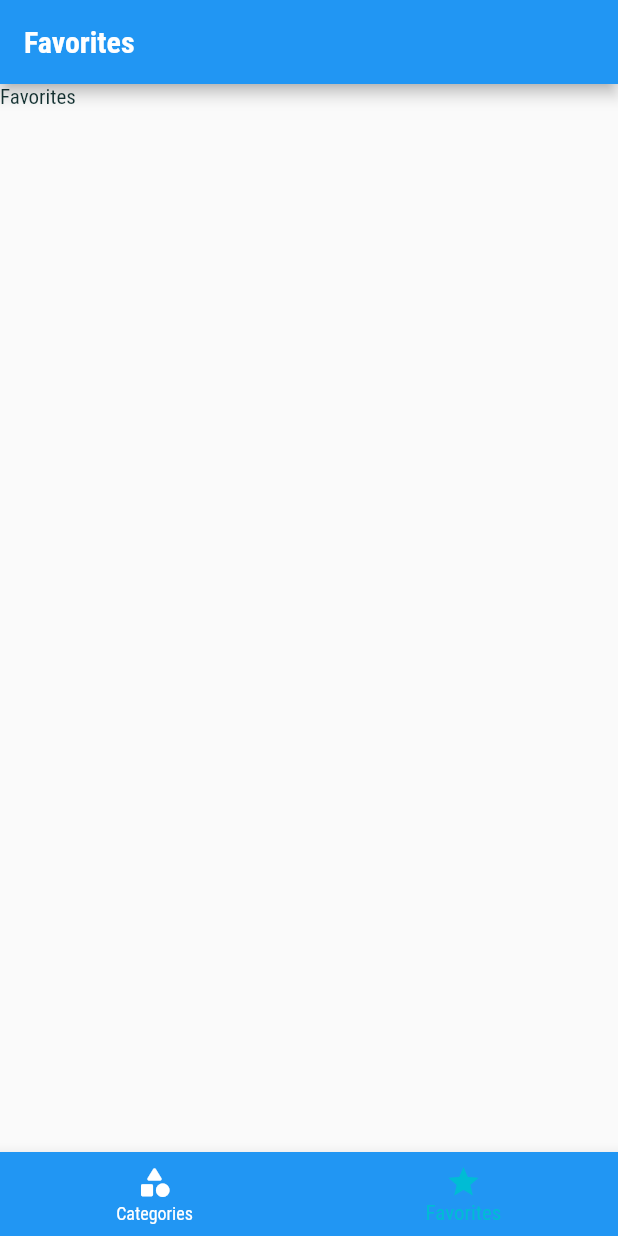
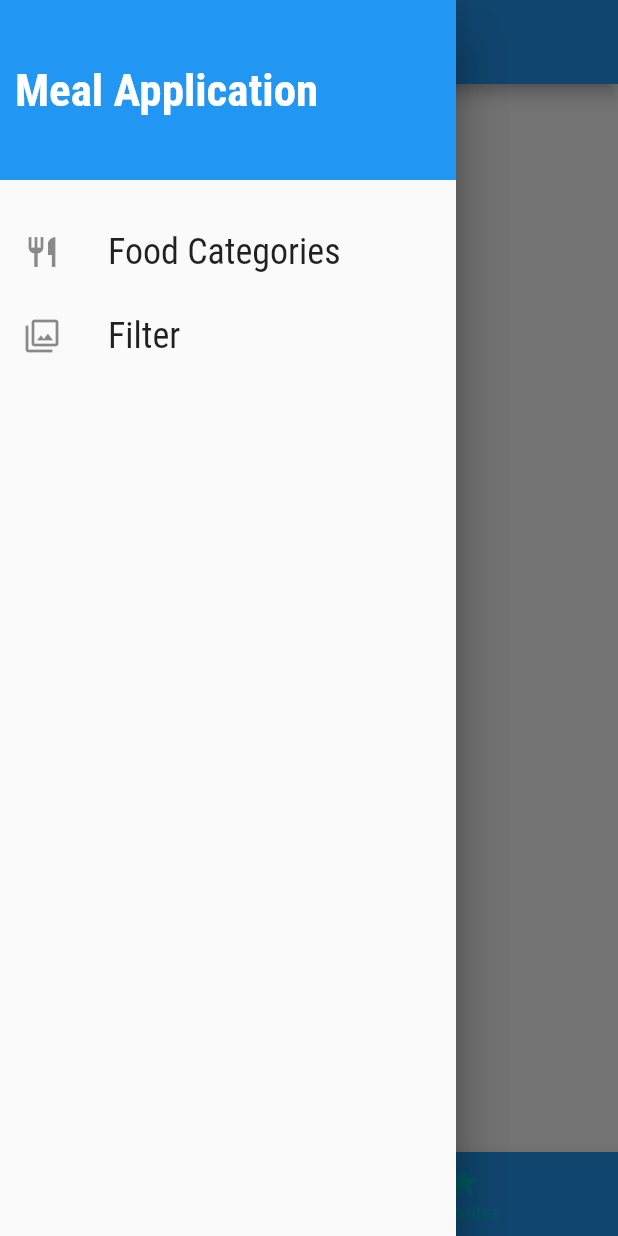
Before and after one commit to dondonjedd/meal_app, a Flutter app: the screen it shows after launch, item 2 of the bottom bar chosen, with the side drawer open (before the commit the screen has no drawer), on a phone screen of 412 x 824 dp. Run offline on Flutter 3.47's test engine with Material 2 defaults, Android fonts, the phone set to English and light mode, and no system bars; network calls fail.

Commit message:
create Drawers for filters and dashboard

```diff
--- a/lib/main.dart
+++ b/lib/main.dart
@@ -1,4 +1,5 @@
 import 'package:flutter/material.dart';
+import 'package:meal_app/widgets/filter_page.dart';
 import 'package:meal_app/widgets/meal_page.dart';
 import 'package:meal_app/widgets/tabs_screen.dart';
 import 'dash_board.dart';
@@ -34,6 +35,7 @@ class MyApp extends StatelessWidget {
         "/": (ctx) => const TabsScreen(),
         CategoryPage.routeName: (ctx) => const CategoryPage(),
         MealPage.routeName: (ctx) => const MealPage(),
+        FilterPage.routeName: (ctx) => const FilterPage()
       },
       // onGenerateRoute: (settings) {
       //   return MaterialPageRoute(builder: (ctx) => const Dashboard());
--- /dev/null
+++ b/lib/widgets/filter_page.dart
@@ -0,0 +1,11 @@
+import 'package:flutter/material.dart';
+
+class FilterPage extends StatelessWidget {
+  static const routeName = "/filters";
+  const FilterPage({super.key});
+
+  @override
+  Widget build(BuildContext context) {
+    return const Scaffold(body: Center(child: Text("filter Page")));
+  }
+}
--- /dev/null
+++ b/lib/widgets/main_drawer.dart
@@ -0,0 +1,53 @@
+import 'package:flutter/material.dart';
+import 'package:meal_app/widgets/filter_page.dart';
+
+class MainDrawer extends StatelessWidget {
+  const MainDrawer({super.key});
+
+  Widget buildListTile(String title, Icon icon, VoidCallback tapHandler) {
+    return ListTile(
+      leading: icon,
+      title: Text(
+        title,
+        style: const TextStyle(
+          fontFamily: "RobotoCondensed",
+          fontSize: 24,
+        ),
+      ),
+      onTap: tapHandler,
+    );
+  }
+
+  @override
+  Widget build(BuildContext context) {
+    return Drawer(
+      child: Column(
+        children: [
+          Container(
+            height: 120,
+            width: double.infinity,
+            padding: const EdgeInsets.all(10),
+            alignment: Alignment.centerLeft,
+            color: Theme.of(context).colorScheme.primary,
+            child: const Text(
+              "Meal Application",
+              style: TextStyle(
+                  fontWeight: FontWeight.bold,
+                  fontSize: 30,
+                  color: Colors.white),
+            ),
+          ),
+          const SizedBox(
+            height: 20,
+          ),
+          buildListTile("Food Categories", const Icon(Icons.restaurant), () {
+            Navigator.of(context).pushNamed("/");
+          }),
+          buildListTile("Filter", const Icon(Icons.filter), () {
+            Navigator.of(context).pushNamed(FilterPage.routeName);
+          }),
+        ],
+      ),
+    );
+  }
+}
--- a/lib/widgets/tabs_screen.dart
+++ b/lib/widgets/tabs_screen.dart
@@ -1,6 +1,7 @@
 import 'package:flutter/material.dart';
 import 'package:meal_app/dash_board.dart';
 import 'package:meal_app/widgets/favorites_page.dart';
+import 'package:meal_app/widgets/main_drawer.dart';
 
 class TabsScreen extends StatefulWidget {
   const TabsScreen({super.key});
@@ -26,6 +27,9 @@ class _TabsScreenState extends State<TabsScreen> {
   @override
   Widget build(BuildContext context) {
     return Scaffold(
+      drawer: const Drawer(
+        child: MainDrawer(),
+      ),
       appBar:
           AppBar(title: Text(_pages[_selectedPageIndex]["title"] as String)),
       body: _pages[_selectedPageIndex]["page"] as Widget,
```
